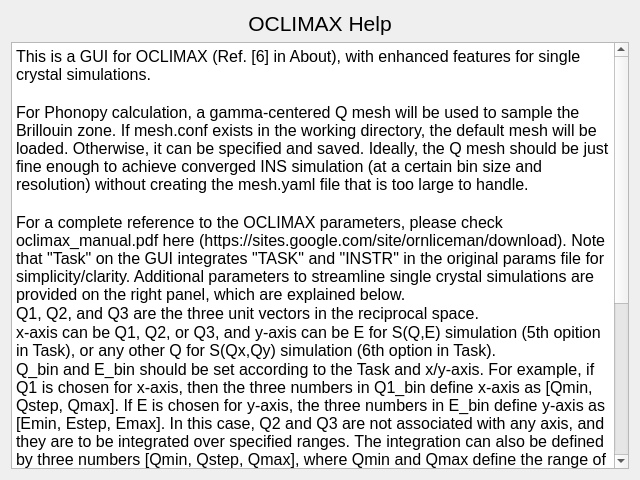
Old version of the form gui/help_oclimax.ui in the repository neutrons/inspired.
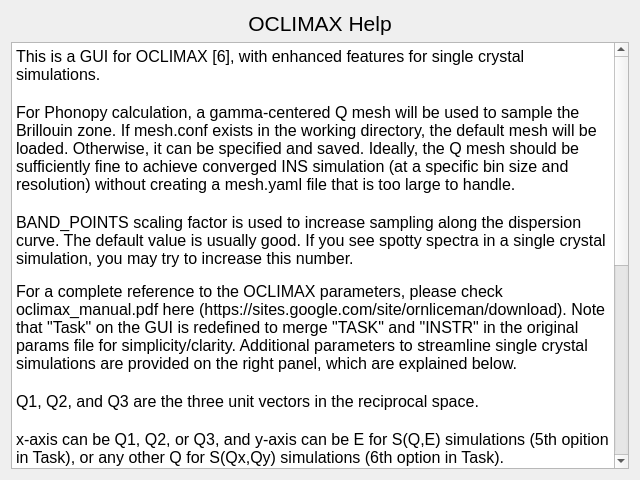
New version of the form.

Patch:
```diff
--- a/gui/help_oclimax.ui
+++ b/gui/help_oclimax.ui
@@ -31,16 +31,21 @@
 li.unchecked::marker { content: &quot;\2610&quot;; }
 li.checked::marker { content: &quot;\2612&quot;; }
 &lt;/style&gt;&lt;/head&gt;&lt;body style=&quot; font-family:'Segoe UI'; font-size:9pt; font-weight:400; font-style:normal;&quot;&gt;
-&lt;p style=&quot; margin-top:0px; margin-bottom:0px; margin-left:0px; margin-right:0px; -qt-block-indent:0; text-indent:0px;&quot;&gt;&lt;span style=&quot; font-size:12pt;&quot;&gt;This is a GUI for OCLIMAX (Ref. [6] in About), with enhanced features for single crystal simulations.&lt;/span&gt;&lt;/p&gt;
+&lt;p style=&quot; margin-top:0px; margin-bottom:0px; margin-left:0px; margin-right:0px; -qt-block-indent:0; text-indent:0px;&quot;&gt;&lt;span style=&quot; font-size:12pt;&quot;&gt;This is a GUI for OCLIMAX [6], with enhanced features for single crystal simulations.&lt;/span&gt;&lt;/p&gt;
 &lt;p style=&quot;-qt-paragraph-type:empty; margin-top:0px; margin-bottom:0px; margin-left:0px; margin-right:0px; -qt-block-indent:0; text-indent:0px; font-size:12pt;&quot;&gt;&lt;br /&gt;&lt;/p&gt;
-&lt;p style=&quot; margin-top:0px; margin-bottom:0px; margin-left:0px; margin-right:0px; -qt-block-indent:0; text-indent:0px;&quot;&gt;&lt;span style=&quot; font-size:12pt;&quot;&gt;For Phonopy calculation, a gamma-centered Q mesh will be used to sample the Brillouin zone. If mesh.conf exists in the working directory, the default mesh will be loaded. Otherwise, it can be specified and saved. Ideally, the Q mesh should be just fine enough to achieve converged INS simulation (at a certain bin size and resolution) without creating the mesh.yaml file that is too large to handle.&lt;/span&gt;&lt;/p&gt;
+&lt;p style=&quot; margin-top:0px; margin-bottom:0px; margin-left:0px; margin-right:0px; -qt-block-indent:0; text-indent:0px;&quot;&gt;&lt;span style=&quot; font-size:12pt;&quot;&gt;For Phonopy calculation, a gamma-centered Q mesh will be used to sample the Brillouin zone. If mesh.conf exists in the working directory, the default mesh will be loaded. Otherwise, it can be specified and saved. Ideally, the Q mesh should be sufficiently fine to achieve converged INS simulation (at a specific bin size and resolution) without creating a mesh.yaml file that is too large to handle.&lt;/span&gt;&lt;/p&gt;
 &lt;p style=&quot;-qt-paragraph-type:empty; margin-top:0px; margin-bottom:0px; margin-left:0px; margin-right:0px; -qt-block-indent:0; text-indent:0px; font-size:12pt;&quot;&gt;&lt;br /&gt;&lt;/p&gt;
-&lt;p style=&quot; margin-top:0px; margin-bottom:0px; margin-left:0px; margin-right:0px; -qt-block-indent:0; text-indent:0px;&quot;&gt;&lt;span style=&quot; font-size:12pt;&quot;&gt;For a complete reference to the OCLIMAX parameters, please check oclimax_manual.pdf here (https://sites.google.com/site/ornliceman/download). Note that &amp;quot;Task&amp;quot; on the GUI integrates &amp;quot;TASK&amp;quot; and &amp;quot;INSTR&amp;quot; in the original params file for simplicity/clarity. Additional parameters to streamline single crystal simulations are provided on the right panel, which are explained below.&lt;/span&gt;&lt;/p&gt;
+&lt;p style=&quot; margin-top:0px; margin-bottom:0px; margin-left:0px; margin-right:0px; -qt-block-indent:0; text-indent:0px;&quot;&gt;&lt;span style=&quot; font-size:12pt;&quot;&gt;BAND_POINTS scaling factor is used to increase sampling along the dispersion curve. The default value is usually good. If you see spotty spectra in a single crystal simulation, you may try to increase this number.&lt;/span&gt;&lt;/p&gt;
+&lt;p style=&quot;-qt-paragraph-type:empty; margin-top:0px; margin-bottom:0px; margin-left:0px; margin-right:0px; -qt-block-indent:0; text-indent:0px;&quot;&gt;&lt;br /&gt;&lt;/p&gt;
+&lt;p style=&quot; margin-top:0px; margin-bottom:0px; margin-left:0px; margin-right:0px; -qt-block-indent:0; text-indent:0px;&quot;&gt;&lt;span style=&quot; font-size:12pt;&quot;&gt;For a complete reference to the OCLIMAX parameters, please check oclimax_manual.pdf here (https://sites.google.com/site/ornliceman/download). Note that &amp;quot;Task&amp;quot; on the GUI is redefined to merge &amp;quot;TASK&amp;quot; and &amp;quot;INSTR&amp;quot; in the original params file for simplicity/clarity. Additional parameters to streamline single crystal simulations are provided on the right panel, which are explained below.&lt;/span&gt;&lt;/p&gt;
+&lt;p style=&quot;-qt-paragraph-type:empty; margin-top:0px; margin-bottom:0px; margin-left:0px; margin-right:0px; -qt-block-indent:0; text-indent:0px; font-size:12pt;&quot;&gt;&lt;br /&gt;&lt;/p&gt;
 &lt;p style=&quot; margin-top:0px; margin-bottom:0px; margin-left:0px; margin-right:0px; -qt-block-indent:0; text-indent:0px;&quot;&gt;&lt;span style=&quot; font-size:12pt;&quot;&gt;Q1, Q2, and Q3 are the three unit vectors in the reciprocal space.&lt;/span&gt;&lt;/p&gt;
-&lt;p style=&quot; margin-top:0px; margin-bottom:0px; margin-left:0px; margin-right:0px; -qt-block-indent:0; text-indent:0px;&quot;&gt;&lt;span style=&quot; font-size:12pt;&quot;&gt;x-axis can be Q1, Q2, or Q3, and y-axis can be E for S(Q,E) simulation (5th opition in Task), or any other Q for S(Qx,Qy) simulation (6th option in Task).&lt;/span&gt;&lt;/p&gt;
-&lt;p style=&quot; margin-top:0px; margin-bottom:0px; margin-left:0px; margin-right:0px; -qt-block-indent:0; text-indent:0px;&quot;&gt;&lt;span style=&quot; font-size:12pt;&quot;&gt;Q_bin and E_bin should be set according to the Task and x/y-axis. For example, if Q1 is chosen for x-axis, then the three numbers in Q1_bin define x-axis as [Qmin, Qstep, Qmax]. If E is chosen for y-axis, the three numbers in E_bin define y-axis as [Emin, Estep, Emax]. In this case, Q2 and Q3 are not associated with any axis, and they are to be integrated over specified ranges. The integration can also be defined by three numbers [Qmin, Qstep, Qmax], where Qmin and Qmax define the range of integration, and Qstep is the sampling interval that determines how many samples should be calculated in this range.  The default values [-0.05, 0.05, 0.05] mean that Q2 and Q3 will be integrated within -0.05 and +0.05, with three sampling slices calculated at -0.05, 0.0, +0.05 each (thus nine samples in total for the combination of Q2 and Q3).&lt;/span&gt;&lt;/p&gt;
 &lt;p style=&quot;-qt-paragraph-type:empty; margin-top:0px; margin-bottom:0px; margin-left:0px; margin-right:0px; -qt-block-indent:0; text-indent:0px; font-size:12pt;&quot;&gt;&lt;br /&gt;&lt;/p&gt;
-&lt;p style=&quot; margin-top:0px; margin-bottom:0px; margin-left:0px; margin-right:0px; -qt-block-indent:0; text-indent:0px;&quot;&gt;&lt;span style=&quot; font-size:12pt;&quot;&gt;Parameters can be either edited in the GUI, or loaded from a *.params file. The modified parameters in the GUI should be saved to a *.params file before proceeding to the simulation. This GUI only provides access to the most commonly used parameters. Additional parameters not in the GUI will have to be changed directly in the *.params file. The default file name is oclimax.params, but it is recommended to save the file in a unique name (with keywords describing the simulation) so that it is not overwritten and you can easily reproduce the simulation in the future.&lt;/span&gt;&lt;/p&gt;&lt;/body&gt;&lt;/html&gt;</string>
+&lt;p style=&quot; margin-top:0px; margin-bottom:0px; margin-left:0px; margin-right:0px; -qt-block-indent:0; text-indent:0px;&quot;&gt;&lt;span style=&quot; font-size:12pt;&quot;&gt;x-axis can be Q1, Q2, or Q3, and y-axis can be E for S(Q,E) simulations (5th opition in Task), or any other Q for S(Qx,Qy) simulations (6th option in Task).&lt;/span&gt;&lt;/p&gt;
+&lt;p style=&quot;-qt-paragraph-type:empty; margin-top:0px; margin-bottom:0px; margin-left:0px; margin-right:0px; -qt-block-indent:0; text-indent:0px; font-size:12pt;&quot;&gt;&lt;br /&gt;&lt;/p&gt;
+&lt;p style=&quot; margin-top:0px; margin-bottom:0px; margin-left:0px; margin-right:0px; -qt-block-indent:0; text-indent:0px;&quot;&gt;&lt;span style=&quot; font-size:12pt;&quot;&gt;Q_bin and E_bin should be set according to the Task and x/y-axis. For example, if Q1 is chosen for x-axis, then the three numbers in Q1_bin define x-axis as [Qmin, Qstep, Qmax]. If E is chosen for y-axis, the three numbers in E_bin define y-axis as [Emin, Estep, Emax]. In this case, Q2 and Q3 are not associated with any axis, and they are to be integrated over the specified ranges. The integration can also be defined by three numbers [Qmin, Qstep, Qmax], where Qmin and Qmax define the range of integration, and Qstep is the sampling interval that determines how many samples should be calculated in this range.  For example, the default values [-0.05, 0.05, 0.05] mean that Q2 and Q3 will be integrated within -0.05 and +0.05, with three sampling slices calculated at -0.05, 0.0, +0.05 each (thus nine samples in total for the combination of Q2 and Q3).&lt;/span&gt;&lt;/p&gt;
+&lt;p style=&quot;-qt-paragraph-type:empty; margin-top:0px; margin-bottom:0px; margin-left:0px; margin-right:0px; -qt-block-indent:0; text-indent:0px; font-size:12pt;&quot;&gt;&lt;br /&gt;&lt;/p&gt;
+&lt;p style=&quot; margin-top:0px; margin-bottom:0px; margin-left:0px; margin-right:0px; -qt-block-indent:0; text-indent:0px;&quot;&gt;&lt;span style=&quot; font-size:12pt;&quot;&gt;Parameters can be either edited in the GUI, or loaded from a *.params file. The modified parameters in the GUI should be saved to a *.params file before proceeding to the simulation. This GUI only provides access to the most commonly used parameters. Additional parameters not in the GUI will have to be changed directly in the *.params file. The default file name is oclimax.params, but it is recommended to save the file in a unique name (with keywords describing the simulation) so that it is not accidentally overwritten and you can quickly reproduce the simulation in the future.&lt;/span&gt;&lt;/p&gt;&lt;/body&gt;&lt;/html&gt;</string>
      </property>
     </widget>
    </item>
```
